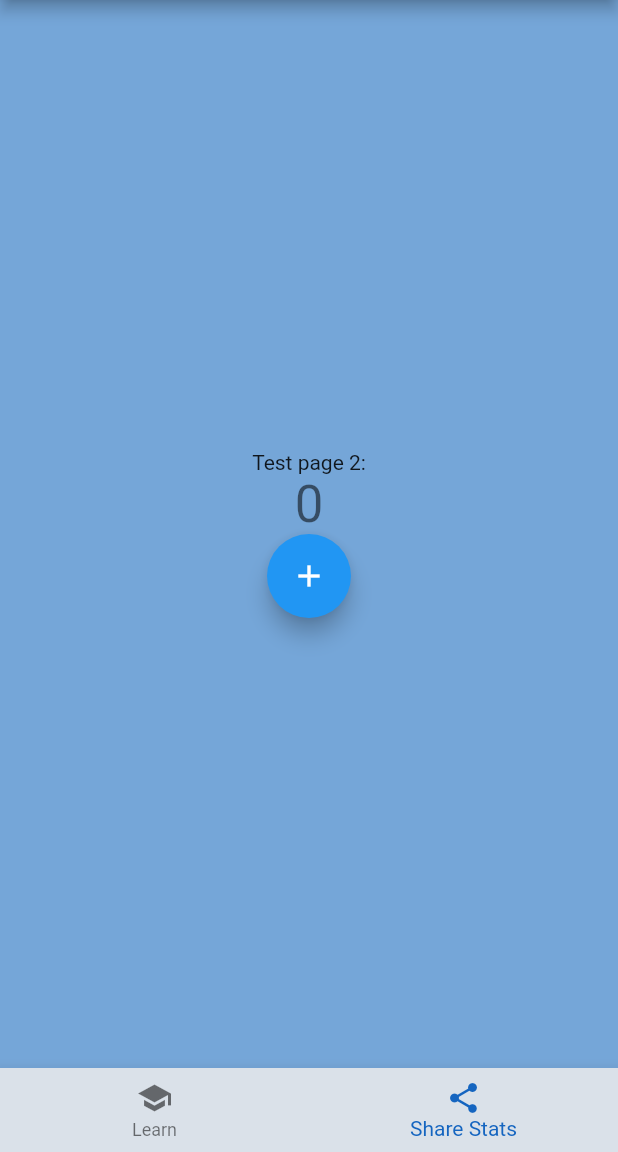
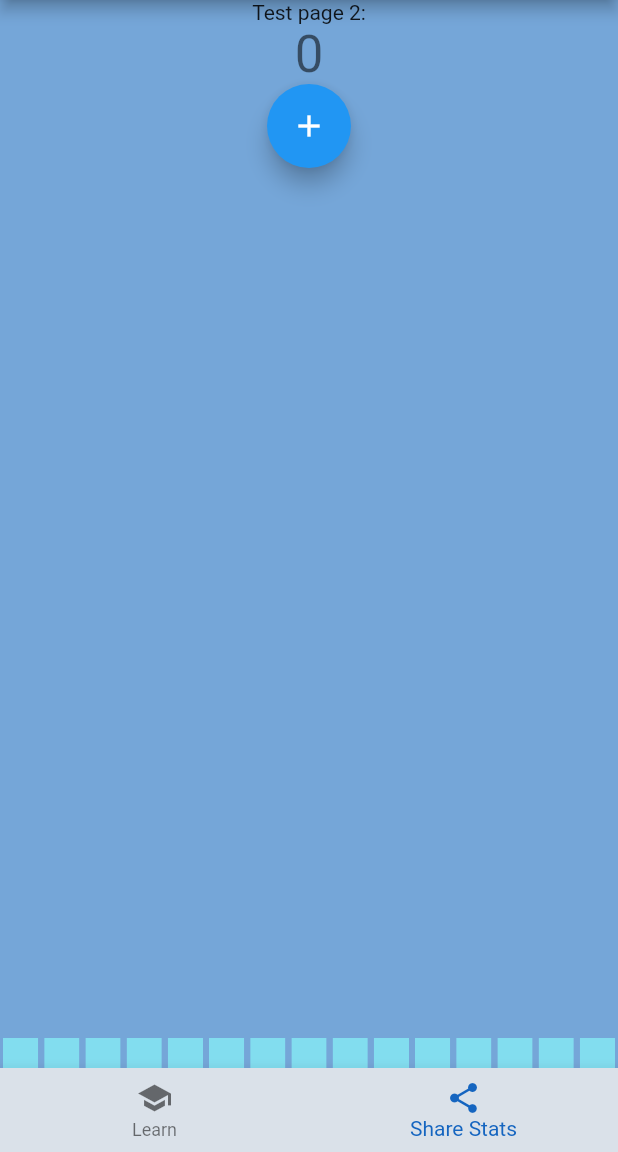
Before and after one commit to jma02/ada.ai, a Flutter app: the screen it shows after launch, item 2 of the bottom bar chosen, on a phone screen of 412 x 824 dp, the part 84-1236 px from its top. Run offline on Flutter 3.47's test engine with Material 2 defaults, Android fonts, the phone set to English and light mode, and no system bars; drawn by our look-alikes of animated_background, step_progress_indicator.

Commit message:
corgi spawns minor fixes

```diff
--- a/lib/main.dart
+++ b/lib/main.dart
@@ -38,7 +38,8 @@ class MyHomePage extends StatefulWidget {
   final String title;
 
   @override
-  _MyHomePageState createState() => new _MyHomePageState();
+  // ignore: library_private_types_in_public_api
+  _MyHomePageState createState() => _MyHomePageState();
 }
 
 class _MyHomePageState extends State<MyHomePage> with TickerProviderStateMixin {
@@ -102,7 +103,14 @@ class _MyHomePageState extends State<MyHomePage> with TickerProviderStateMixin {
                       child: XpBar(exp: _exp),
                     ))
                   ])
-                : SharePage(exp: _exp, incrementExp: _incrementExp)),
+                : Column(children: <Widget>[
+                    SharePage(exp: _exp, incrementExp: _incrementExp),
+                    Expanded(
+                        child: Align(
+                      alignment: Alignment.bottomCenter,
+                      child: XpBar(exp: _exp),
+                    ))
+                  ])),
       ),
       bottomNavigationBar: BottomNavigationBar(
         backgroundColor: const Color.fromARGB(255, 218, 225, 233),
```
